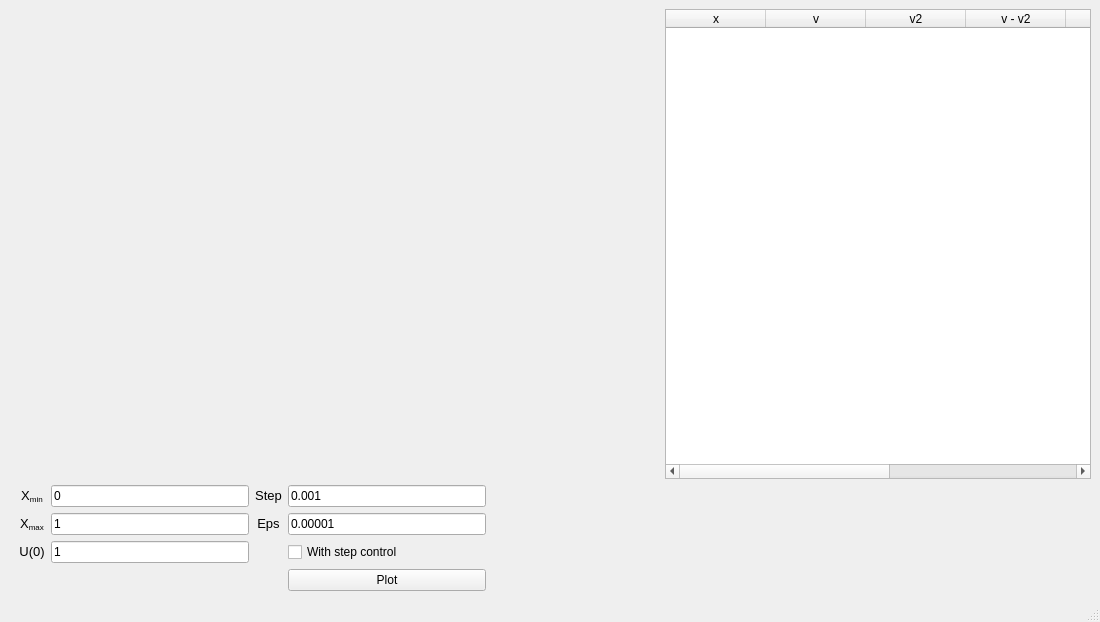
The window that Numerical_analysis_lab_01/main_window.ui (acid9reen/Numerical_analysis_lab_01) describes before a commit, drawn with Qt 5.
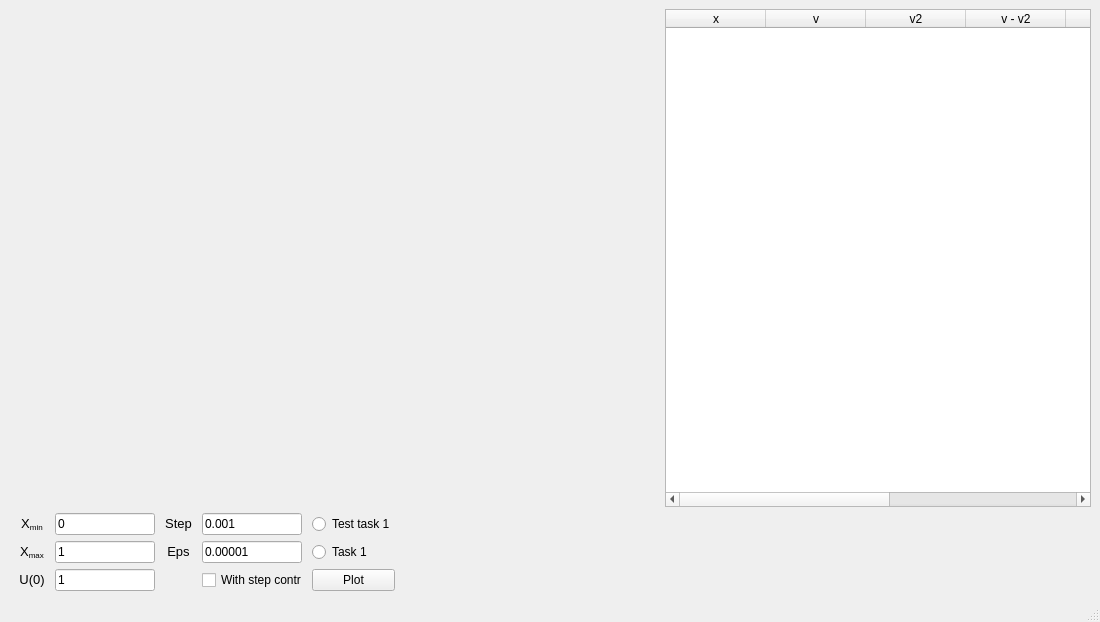
The same window after the commit. Custom widgets are drawn as their Qt base class.

Commit message: Some design changes for new features

Diff of the .ui file:
```diff
--- a/Numerical_analysis_lab_01/main_window.ui
+++ b/Numerical_analysis_lab_01/main_window.ui
@@ -11,10 +11,23 @@
    </rect>
   </property>
   <property name="windowTitle">
-   <string>MainWindow</string>
+   <string>Numerical analysis lab 1</string>
+  </property>
+  <property name="tabShape">
+   <enum>QTabWidget::Rounded</enum>
   </property>
   <widget class="QWidget" name="centralwidget">
    <layout class="QGridLayout" name="gridLayout_2">
+    <item row="0" column="0">
+     <widget class="Mpl_widget" name="plot" native="true">
+      <property name="minimumSize">
+       <size>
+        <width>650</width>
+        <height>410</height>
+       </size>
+      </property>
+     </widget>
+    </item>
     <item row="0" column="1">
      <widget class="QTableWidget" name="table">
       <property name="minimumSize">
@@ -97,54 +110,52 @@
       <property name="bottomMargin">
        <number>0</number>
       </property>
-      <property name="spacing">
+      <property name="horizontalSpacing">
+       <number>10</number>
+      </property>
+      <property name="verticalSpacing">
        <number>6</number>
       </property>
-      <item row="2" column="5">
-       <spacer name="horizontalSpacer_6">
-        <property name="orientation">
-         <enum>Qt::Horizontal</enum>
-        </property>
-        <property name="sizeHint" stdset="0">
+      <item row="2" column="1">
+       <widget class="QLineEdit" name="u_0_text_box">
+        <property name="maximumSize">
          <size>
-          <width>40</width>
-          <height>20</height>
+          <width>100</width>
+          <height>16777215</height>
          </size>
         </property>
-       </spacer>
-      </item>
-      <item row="2" column="3">
-       <widget class="QCheckBox" name="step_control_check_box">
         <property name="text">
-         <string>With step control</string>
-        </property>
-       </widget>
-      </item>
-      <item row="2" column="6">
-       <spacer name="horizontalSpacer_9">
-        <property name="orientation">
-         <enum>Qt::Horizontal</enum>
-        </property>
-        <property name="sizeHint" stdset="0">
-         <size>
-          <width>40</width>
-          <height>20</height>
-         </size>
-        </property>
-       </spacer>
-      </item>
-      <item row="0" column="1">
-       <widget class="QLineEdit" name="x_min_text_box">
-        <property name="text">
-         <string>0</string>
+         <string>1</string>
         </property>
         <property name="placeholderText">
          <string>0</string>
         </property>
        </widget>
       </item>
+      <item row="1" column="4">
+       <widget class="QRadioButton" name="task_1_radio_btn">
+        <property name="maximumSize">
+         <size>
+          <width>100</width>
+          <height>16777215</height>
+         </size>
+        </property>
+        <property name="cursor">
+         <cursorShape>ArrowCursor</cursorShape>
+        </property>
+        <property name="text">
+         <string>Task 1</string>
+        </property>
+       </widget>
+      </item>
       <item row="0" column="3">
        <widget class="QLineEdit" name="step_text_box">
+        <property name="maximumSize">
+         <size>
+          <width>100</width>
+          <height>16777215</height>
+         </size>
+        </property>
         <property name="text">
          <string>0.001</string>
         </property>
@@ -153,32 +164,14 @@
         </property>
        </widget>
       </item>
-      <item row="1" column="2">
-       <widget class="QLabel" name="eps_lbl">
-        <property name="text">
-         <string>&lt;html&gt;&lt;head/&gt;&lt;body&gt;&lt;p align=&quot;center&quot;&gt;&lt;span style=&quot; font-size:10pt;&quot;&gt;Eps&lt;/span&gt;&lt;/p&gt;&lt;/body&gt;&lt;/html&gt;</string>
-        </property>
-       </widget>
-      </item>
-      <item row="2" column="1">
-       <widget class="QLineEdit" name="u_0_text_box">
-        <property name="text">
-         <string>1</string>
-        </property>
-        <property name="placeholderText">
-         <string>0</string>
-        </property>
-       </widget>
-      </item>
-      <item row="0" column="0">
-       <widget class="QLabel" name="x_min_lbl">
-        <property name="text">
-         <string>&lt;html&gt;&lt;head/&gt;&lt;body&gt;&lt;p align=&quot;center&quot;&gt;&lt;span style=&quot; font-size:10pt;&quot;&gt;X&lt;/span&gt;&lt;span style=&quot; font-size:10pt; vertical-align:sub;&quot;&gt;min&lt;/span&gt;&lt;/p&gt;&lt;/body&gt;&lt;/html&gt;</string>
-        </property>
-       </widget>
-      </item>
       <item row="1" column="3">
        <widget class="QLineEdit" name="eps_text_box">
+        <property name="maximumSize">
+         <size>
+          <width>100</width>
+          <height>16777215</height>
+         </size>
+        </property>
         <property name="text">
          <string>0.00001</string>
         </property>
@@ -187,6 +180,33 @@
         </property>
        </widget>
       </item>
+      <item row="0" column="2">
+       <widget class="QLabel" name="step_lbl">
+        <property name="text">
+         <string>&lt;html&gt;&lt;head/&gt;&lt;body&gt;&lt;p align=&quot;center&quot;&gt;&lt;span style=&quot; font-size:10pt;&quot;&gt;Step&lt;/span&gt;&lt;/p&gt;&lt;/body&gt;&lt;/html&gt;</string>
+        </property>
+       </widget>
+      </item>
+      <item row="2" column="5">
+       <spacer name="horizontalSpacer_9">
+        <property name="orientation">
+         <enum>Qt::Horizontal</enum>
+        </property>
+        <property name="sizeHint" stdset="0">
+         <size>
+          <width>40</width>
+          <height>20</height>
+         </size>
+        </property>
+       </spacer>
+      </item>
+      <item row="1" column="0">
+       <widget class="QLabel" name="x_max_lbl">
+        <property name="text">
+         <string>&lt;html&gt;&lt;head/&gt;&lt;body&gt;&lt;p align=&quot;center&quot;&gt;&lt;span style=&quot; font-size:10pt;&quot;&gt;X&lt;/span&gt;&lt;span style=&quot; font-size:10pt; vertical-align:sub;&quot;&gt;max&lt;/span&gt;&lt;/p&gt;&lt;/body&gt;&lt;/html&gt;</string>
+        </property>
+       </widget>
+      </item>
       <item row="2" column="0">
        <widget class="QLabel" name="u_0_lbl">
         <property name="text">
@@ -194,8 +214,43 @@
         </property>
        </widget>
       </item>
+      <item row="0" column="1">
+       <widget class="QLineEdit" name="x_min_text_box">
+        <property name="maximumSize">
+         <size>
+          <width>100</width>
+          <height>16777215</height>
+         </size>
+        </property>
+        <property name="text">
+         <string>0</string>
+        </property>
+        <property name="placeholderText">
+         <string>0</string>
+        </property>
+       </widget>
+      </item>
+      <item row="0" column="4">
+       <widget class="QRadioButton" name="test_task_1_radio_btn">
+        <property name="maximumSize">
+         <size>
+          <width>100</width>
+          <height>16777215</height>
+         </size>
+        </property>
+        <property name="text">
+         <string>Test task 1</string>
+        </property>
+       </widget>
+      </item>
       <item row="1" column="1">
        <widget class="QLineEdit" name="x_max_text_box">
+        <property name="maximumSize">
+         <size>
+          <width>100</width>
+          <height>16777215</height>
+         </size>
+        </property>
         <property name="text">
          <string>1</string>
         </property>
@@ -204,52 +259,62 @@
         </property>
        </widget>
       </item>
+      <item row="1" column="2">
+       <widget class="QLabel" name="eps_lbl">
+        <property name="text">
+         <string>&lt;html&gt;&lt;head/&gt;&lt;body&gt;&lt;p align=&quot;center&quot;&gt;&lt;span style=&quot; font-size:10pt;&quot;&gt;Eps&lt;/span&gt;&lt;/p&gt;&lt;/body&gt;&lt;/html&gt;</string>
+        </property>
+       </widget>
+      </item>
+      <item row="0" column="0">
+       <widget class="QLabel" name="x_min_lbl">
+        <property name="font">
+         <font>
+          <pointsize>10</pointsize>
+         </font>
+        </property>
+        <property name="text">
+         <string>&lt;html&gt;&lt;head/&gt;&lt;body&gt;&lt;p align=&quot;center&quot;&gt;&lt;span style=&quot; font-size:10pt;&quot;&gt;X&lt;/span&gt;&lt;span style=&quot; font-size:10pt; vertical-align:sub;&quot;&gt;min&lt;/span&gt;&lt;/p&gt;&lt;/body&gt;&lt;/html&gt;</string>
+        </property>
+       </widget>
+      </item>
+      <item row="2" column="3">
+       <widget class="QCheckBox" name="step_control_check_box">
+        <property name="maximumSize">
+         <size>
+          <width>100</width>
+          <height>16777215</height>
+         </size>
+        </property>
+        <property name="text">
+         <string>With step control</string>
+        </property>
+       </widget>
+      </item>
       <item row="2" column="4">
-       <spacer name="horizontalSpacer">
-        <property name="orientation">
-         <enum>Qt::Horizontal</enum>
-        </property>
-        <property name="sizeHint" stdset="0">
-         <size>
-          <width>40</width>
-          <height>20</height>
-         </size>
-        </property>
-       </spacer>
-      </item>
-      <item row="1" column="0">
-       <widget class="QLabel" name="x_max_lbl">
-        <property name="text">
-         <string>&lt;html&gt;&lt;head/&gt;&lt;body&gt;&lt;p align=&quot;center&quot;&gt;&lt;span style=&quot; font-size:10pt;&quot;&gt;X&lt;/span&gt;&lt;span style=&quot; font-size:10pt; vertical-align:sub;&quot;&gt;max&lt;/span&gt;&lt;/p&gt;&lt;/body&gt;&lt;/html&gt;</string>
-        </property>
-       </widget>
-      </item>
-      <item row="3" column="3">
        <widget class="QPushButton" name="plot_btn">
+        <property name="sizePolicy">
+         <sizepolicy hsizetype="Minimum" vsizetype="Fixed">
+          <horstretch>0</horstretch>
+          <verstretch>0</verstretch>
+         </sizepolicy>
+        </property>
+        <property name="maximumSize">
+         <size>
+          <width>100</width>
+          <height>16777215</height>
+         </size>
+        </property>
+        <property name="cursor">
+         <cursorShape>PointingHandCursor</cursorShape>
+        </property>
         <property name="text">
          <string>Plot</string>
         </property>
        </widget>
       </item>
-      <item row="0" column="2">
-       <widget class="QLabel" name="step_lbl">
-        <property name="text">
-         <string>&lt;html&gt;&lt;head/&gt;&lt;body&gt;&lt;p align=&quot;center&quot;&gt;&lt;span style=&quot; font-size:10pt;&quot;&gt;Step&lt;/span&gt;&lt;/p&gt;&lt;/body&gt;&lt;/html&gt;</string>
-        </property>
-       </widget>
-      </item>
      </layout>
     </item>
-    <item row="0" column="0">
-     <widget class="Mpl_widget" name="plot" native="true">
-      <property name="minimumSize">
-       <size>
-        <width>650</width>
-        <height>410</height>
-       </size>
-      </property>
-     </widget>
-    </item>
    </layout>
   </widget>
   <widget class="QMenuBar" name="menubar">
```
